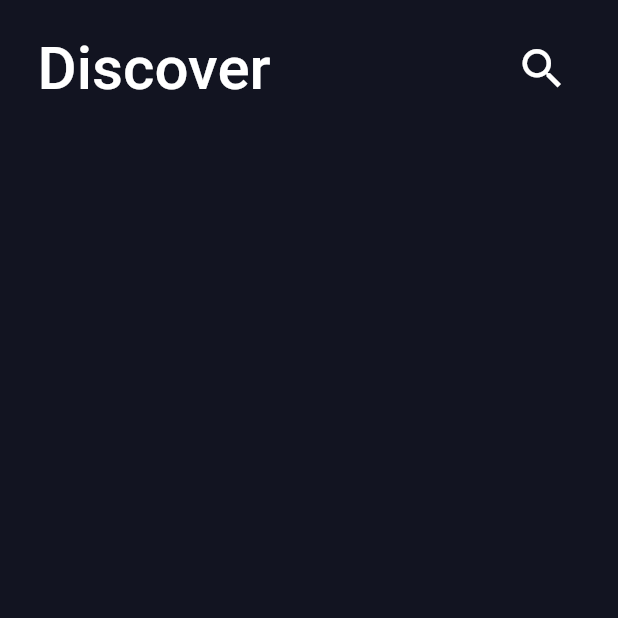
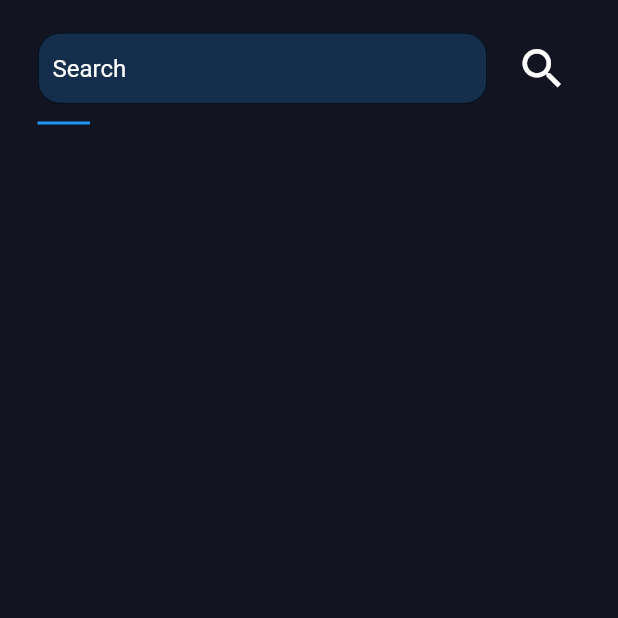
Before and after one commit to Minituff/Sleep-App, a Flutter app: the screen it shows after launch, after a tap on the "search" icon, on a phone screen of 412 x 824 dp, the top half of it. Run offline on Flutter 3.47's test engine with Material 2 defaults, Android fonts, the phone set to English and light mode, and no system bars.

Commit message:
Updated search bar with animated container

```diff
--- a/lib/main.dart
+++ b/lib/main.dart
@@ -27,23 +27,49 @@ class MyHomePage extends StatefulWidget {
 }
 
 class _MyHomePageState extends State<MyHomePage> {
-
+  bool _isSearching = false;
 
   @override
   Widget build(BuildContext context) {
+    print(_isSearching);
     return SafeArea(
       child: Scaffold(
         backgroundColor: Theme.of(context).backgroundColor,
         body: Container(
           padding: EdgeInsets.symmetric(horizontal: 25, vertical: 20),
           child: Column(
+            // mainAxisAlignment: MainAxisAlignment.start,
+            crossAxisAlignment: CrossAxisAlignment.start,
             children: <Widget>[
               Row(
                 mainAxisAlignment: MainAxisAlignment.spaceBetween,
                 children: <Widget>[
-                  Text(
-                    'Discover',
-                    style: Theme.of(context).primaryTextTheme.title,
+                  if (!_isSearching)
+                    Text(
+                      'Discover',
+                      style: Theme.of(context).primaryTextTheme.title,
+                    ),
+                  AnimatedContainer(
+                    width: _isSearching ? 300 : 0,
+                    duration: _isSearching ? Duration(milliseconds: 300) : Duration(seconds: 0),
+                    curve: Curves.easeIn,
+                    child: !_isSearching
+                        ? null
+                        : TextField(
+                            style: TextStyle(color: Colors.white),
+                            decoration: InputDecoration(
+                              fillColor: Colors.blue.withOpacity(0.2),
+                              filled: true,
+                              border: OutlineInputBorder(borderRadius: BorderRadius.circular(15)),
+                              contentPadding: EdgeInsets.symmetric(horizontal: 10, vertical: 11),
+                              hintText: 'Search',
+                              hintStyle: TextStyle(color: Colors.white),
+                              focusedBorder: OutlineInputBorder(
+                                borderSide: BorderSide(style: BorderStyle.none),
+                                borderRadius: BorderRadius.circular(15),
+                              ),
+                            ),
+                          ),
                   ),
                   IconButton(
                     icon: Icon(
@@ -51,10 +77,21 @@ class _MyHomePageState extends State<MyHomePage> {
                       color: Theme.of(context).iconTheme.color,
                       size: Theme.of(context).iconTheme.size,
                     ),
-                    onPressed: () {},
+                    onPressed: () {
+                      setState(() {
+                        _isSearching = !_isSearching;
+                      });
+                    },
                   )
                 ],
-              )
+              ),
+              Container(
+                margin: EdgeInsets.only(top: 10),
+                height: 2,
+                width: 35,
+                color: Colors.blue,
+                alignment: Alignment.centerLeft,
+              ),
             ],
           ),
         ),
```
